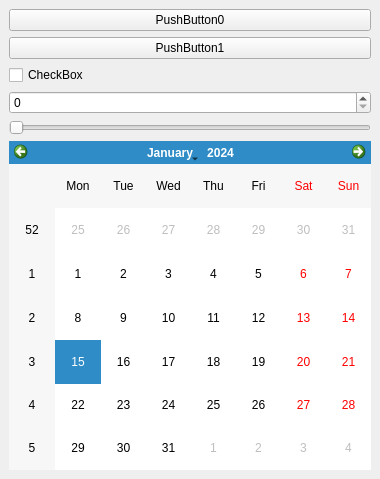
The window that RobWorkStudio/example/pluginUIappVS/ExamplesPlugin/SamplePlugin.ui (onier/RobWork) describes before a commit, drawn with Qt 5.
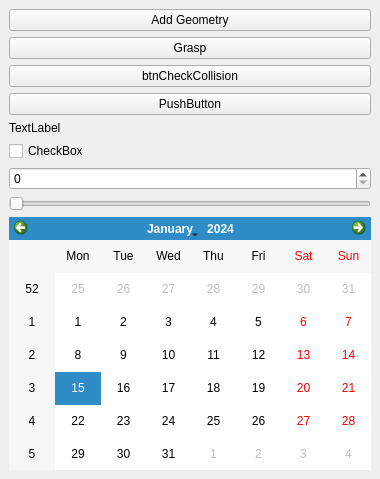
The same window after the commit.

Commit message: Updated how collision checking maintains a list of frame pairs to test. Introduced rulebased ProximitySetup as replacement for CollisionSetup.

Patch:
```diff
--- a/RobWorkStudio/example/pluginUIappVS/ExamplesPlugin/SamplePlugin.ui
+++ b/RobWorkStudio/example/pluginUIappVS/ExamplesPlugin/SamplePlugin.ui
@@ -17,22 +17,43 @@
     <item>
      <layout class="QVBoxLayout" name="verticalLayout" >
       <item>
-       <widget class="QPushButton" name="_btn0" >
-        <property name="text" >
-         <string>PushButton0</string>
+       <widget class="QPushButton" name="btnAddGeometry">
+        <property name="text">
+         <string>Add Geometry</string>
         </property>
        </widget>
       </item>
       <item>
-       <widget class="QPushButton" name="_btn1" >
-        <property name="text" >
-         <string>PushButton1</string>
+       <widget class="QPushButton" name="btnGrasp">
+        <property name="text">
+         <string>Grasp</string>
         </property>
        </widget>
       </item>
       <item>
-       <widget class="QCheckBox" name="_checkBox" >
-        <property name="text" >
+       <widget class="QPushButton" name="btnCheckCollision">
+        <property name="text">
+         <string>btnCheckCollision</string>
+        </property>
+       </widget>
+      </item>
+      <item>
+       <widget class="QPushButton" name="btnRegEx">
+        <property name="text">
+         <string>PushButton</string>
+        </property>
+       </widget>
+      </item>
+      <item>
+       <widget class="QLabel" name="label">
+        <property name="text">
+         <string>TextLabel</string>
+        </property>
+       </widget>
+      </item>
+      <item>
+       <widget class="QCheckBox" name="_checkBox">
+        <property name="text">
          <string>CheckBox</string>
         </property>
        </widget>
```
Left out of the diff: 23 changed lines with no effect on the pictures. The commit also changes 55 other files.
